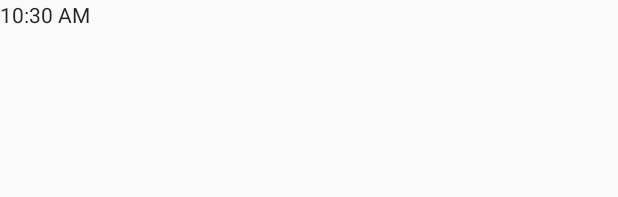
After one commit to CaptainHuangsh/Alarmo, an Android app: the layout text_clock.xml on its own in the app's theme, with its tools: preview values and no code run, on a phone screen of 412 x 824 dp. The commit adds this screen. Shown: the top 197 px of the screen. Run offline under Robolectric (Android 15) with nearby library versions, the phone set to English and light mode, and no system bars.

Commit message:
引入第三方https://github.com/hongyangAndroid/AndroidAutoLayout 百分比适配屏幕库，完美解决电子时钟界面不同分辨率屏幕适配问题

```diff
--- a/actionbartest/build.gradle
+++ b/actionbartest/build.gradle
@@ -2,7 +2,7 @@ apply plugin: 'com.android.application'
 
 android {
     compileSdkVersion 24
-    buildToolsVersion "24.0.2"
+    buildToolsVersion '25.0.0'
     defaultConfig {
         applicationId "com.example.actionbartest"
         minSdkVersion 16
--- a/app/build.gradle
+++ b/app/build.gradle
@@ -2,7 +2,7 @@ apply plugin: 'com.android.application'
 
 android {
     compileSdkVersion 23
-    buildToolsVersion "23.0.3"
+    buildToolsVersion '25.0.0'
     defaultConfig {
         applicationId "com.example.owenh.alarmo"
         minSdkVersion 15
@@ -27,4 +27,7 @@ dependencies {
     compile 'com.android.support:appcompat-v7:23.3.0'
     compile 'com.android.support.constraint:constraint-layout:1.0.0-alpha5'
     testCompile 'junit:junit:4.12'
+    dependencies {
+        compile 'com.zhy:autolayout:1.4.5'
+    }
 }
--- a/app/src/main/AndroidManifest.xml
+++ b/app/src/main/AndroidManifest.xml
@@ -18,6 +18,10 @@
         <activity android:name=".activity.Watch"></activity>
         <activity android:name=".activity.Other"></activity>
         <activity android:name=".activity.preference"/>
+        <meta-data android:name="design_width" android:value="768">
+        </meta-data>
+        <meta-data android:name="design_height" android:value="1280">
+        </meta-data>
     </application>
     <uses-permission android:name="android.permission.WAKE_LOCK" />
 
--- a/app/src/main/java/com/example/owenh/alarmo/activity/Watch.java
+++ b/app/src/main/java/com/example/owenh/alarmo/activity/Watch.java
@@ -22,6 +22,7 @@ import android.widget.TextView;
 
 import com.example.owenh.alarmo.R;
 import com.example.owenh.alarmo.provider.AlarmoDatabaseHelper;
+import com.zhy.autolayout.AutoLayoutActivity;
 
 import java.io.IOException;
 
@@ -31,7 +32,7 @@ import util.DateDay;
  * Created by owenh on 2016/8/5.
  */
 
-public class Watch extends Activity {
+public class Watch extends AutoLayoutActivity {
 
     private TextView mVTime;
     private TextView mSec;
--- a/build.gradle
+++ b/build.gradle
@@ -5,7 +5,7 @@ buildscript {
         jcenter()
     }
     dependencies {
-        classpath 'com.android.tools.build:gradle:2.2.3'
+        classpath 'com.android.tools.build:gradle:2.3.0'
 
         // NOTE: Do not place your application dependencies here; they belong
         // in the individual module build.gradle files
--- a/datatest/build.gradle
+++ b/datatest/build.gradle
@@ -2,7 +2,7 @@ apply plugin: 'com.android.application'
 
 android {
     compileSdkVersion 23
-    buildToolsVersion "23.0.3"
+    buildToolsVersion '25.0.0'
 
     defaultConfig {
         applicationId "com.example.datatest"
--- a/mediatest/build.gradle
+++ b/mediatest/build.gradle
@@ -2,7 +2,7 @@ apply plugin: 'com.android.application'
 
 android {
     compileSdkVersion 23
-    buildToolsVersion "23.0.3"
+    buildToolsVersion '25.0.0'
 
     defaultConfig {
         applicationId "com.example.mediatest"
--- a/settingtest/build.gradle
+++ b/settingtest/build.gradle
@@ -2,7 +2,7 @@ apply plugin: 'com.android.application'
 
 android {
     compileSdkVersion 23
-    buildToolsVersion "24.0.2"
+    buildToolsVersion '25.0.0'
 
     defaultConfig {
         applicationId "com.example.settingtest"
--- a/testtest/build.gradle
+++ b/testtest/build.gradle
@@ -2,7 +2,7 @@ apply plugin: 'com.android.application'
 
 android {
     compileSdkVersion 24
-    buildToolsVersion "24.0.2"
+    buildToolsVersion '25.0.0'
 
     defaultConfig {
         applicationId "com.example.testtest"
--- /dev/null
+++ b/testtest/src/main/res/layout-v17/text_clock.xml
@@ -0,0 +1,9 @@
+<?xml version="1.0" encoding="utf-8"?>
+<LinearLayout xmlns:android="http://schemas.android.com/apk/res/android"
+    android:orientation="vertical" android:layout_width="match_parent"
+    android:layout_height="match_parent">
+<TextClock
+    android:format24Hour="true"
+    android:layout_width="match_parent"
+    android:layout_height="match_parent" />
+</LinearLayout>
--- /dev/null
+++ b/testtest/src/main/res/layout/text_clock.xml
@@ -0,0 +1,8 @@
+<?xml version="1.0" encoding="utf-8"?>
+<LinearLayout xmlns:android="http://schemas.android.com/apk/res/android"
+    android:orientation="vertical" android:layout_width="match_parent"
+    android:layout_height="match_parent">
+<TextClock
+    android:layout_width="match_parent"
+    android:layout_height="match_parent" />
+</LinearLayout>
```
Also changed, not shown: app/src/main/res/layout/watch.xml (+5 -5 lines), gradle/wrapper/gradle-wrapper.properties.
